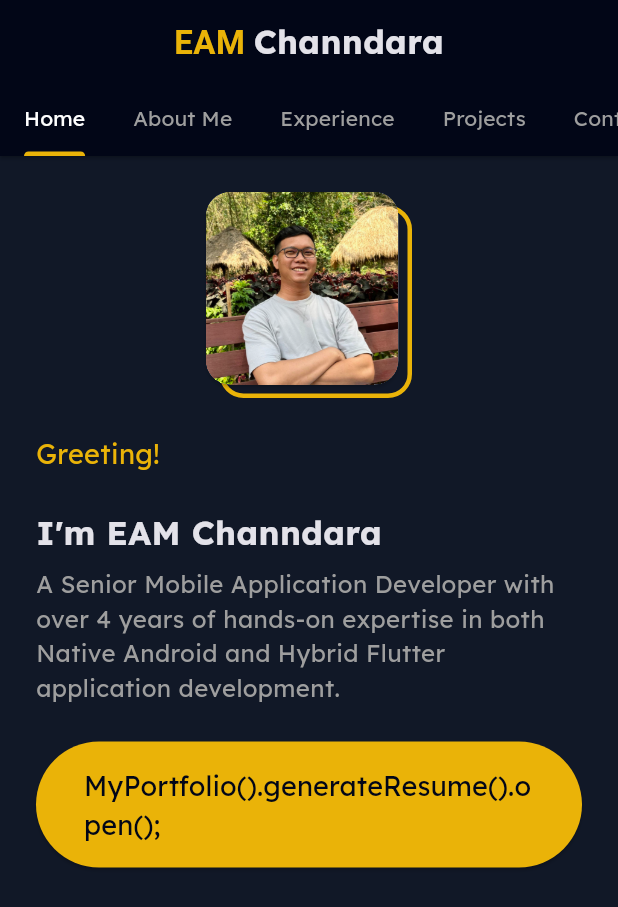
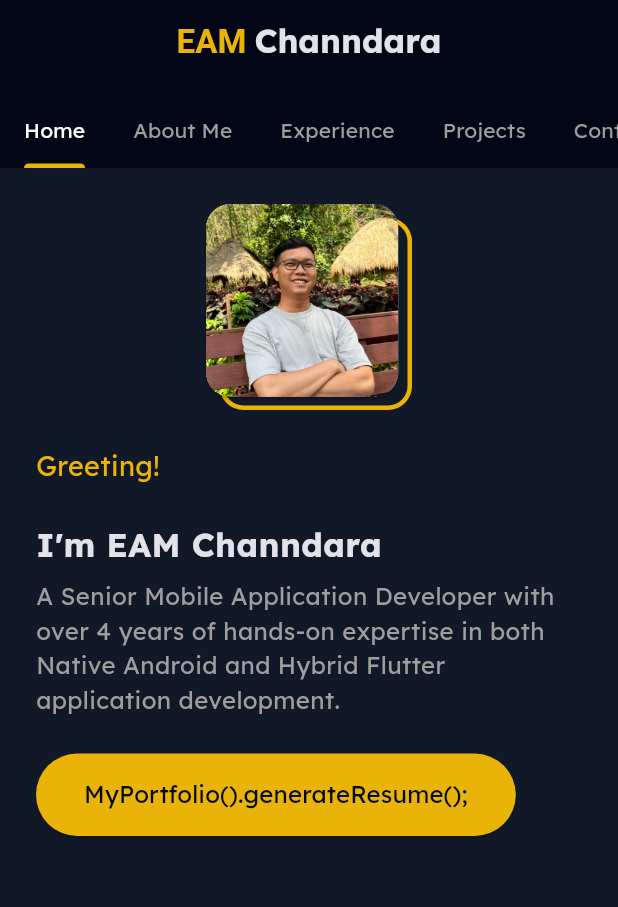
Before and after one commit to channdara/my_portfolio, a Flutter app: the screen it shows after launch, on a phone screen of 412 x 824 dp. Shown: the top 907 px of the screen. Run offline on Flutter 3.47's test engine with Material 3 defaults, Android fonts, the phone set to English and light mode, and no system bars.

Commit message:
[UNTRACKED]: Fix Main page app bar

```diff
--- a/lib/src/common/app_text_style.dart
+++ b/lib/src/common/app_text_style.dart
@@ -30,6 +30,10 @@ mixin AppTextStyle {
   );
 
   static const TextStyle s16 = TextStyle(fontSize: 16.0);
+  static const TextStyle s16Primary = TextStyle(
+    fontSize: 16.0,
+    color: primaryColor,
+  );
   static const TextStyle s16Accent = TextStyle(
     fontSize: 16.0,
     color: accentColor,
--- a/lib/src/page/contact_page/contact_page.dart
+++ b/lib/src/page/contact_page/contact_page.dart
@@ -56,7 +56,7 @@ class _ContactPageState extends State<ContactPage> {
               spacing: 16.0,
               runSpacing: 16.0,
               children: Contact.items.map((e) {
-                const base = 50.0;
+                const base = 45.0;
                 const padding = 4.0;
                 const size = base - padding;
                 return InkWell(
--- a/lib/src/page/main_page/widget/main_page_app_bar.dart
+++ b/lib/src/page/main_page/widget/main_page_app_bar.dart
@@ -15,20 +15,16 @@ class MainPageAppBar extends StatelessWidget implements PreferredSizeWidget {
   @override
   Widget build(BuildContext context) {
     return Card(
+      elevation: 0.0,
       color: primaryColor,
       margin: EdgeInsets.zero,
       shape: const RoundedRectangleBorder(),
       child: isPhone
-          ? Column(
-              mainAxisSize: MainAxisSize.min,
-              children: [
-                Container(
-                  height: kToolbarHeight,
-                  alignment: Alignment.center,
-                  child: const MainPageTitle(),
-                ),
-                const MainPageTabBar(tabAlignment: TabAlignment.center),
-              ],
+          ? AppBar(
+              elevation: 0.0,
+              centerTitle: true,
+              title: const MainPageTitle(),
+              bottom: const MainPageTabBar(tabAlignment: TabAlignment.center),
             )
           : const Row(
               children: [
--- a/lib/src/page/project_page/widget/project_page_card_phone.dart
+++ b/lib/src/page/project_page/widget/project_page_card_phone.dart
@@ -46,12 +46,10 @@ class ProjectPageCardPhone extends StatelessWidget {
                     Text(
                       project.name,
                       style: AppTextStyle.s16BoldAccent,
-                      textAlign: TextAlign.center,
                     ),
                     Text(
                       project.tag,
                       style: AppTextStyle.s14Grey,
-                      textAlign: TextAlign.center,
                     ),
                     if (project.showStoreListing)
                       ProjectStoreListing(
--- a/lib/src/widget/resume_button_widget.dart
+++ b/lib/src/widget/resume_button_widget.dart
@@ -23,8 +23,8 @@ class ResumeButtonWidget extends StatelessWidget {
         ),
       ),
       child: const Text(
-        'MyPortfolio().generateResume().open();',
-        style: AppTextStyle.s18Primary,
+        'MyPortfolio().generateResume();',
+        style: AppTextStyle.s16Primary,
       ),
     );
   }
```
Also changed, not shown: 1 other file.
